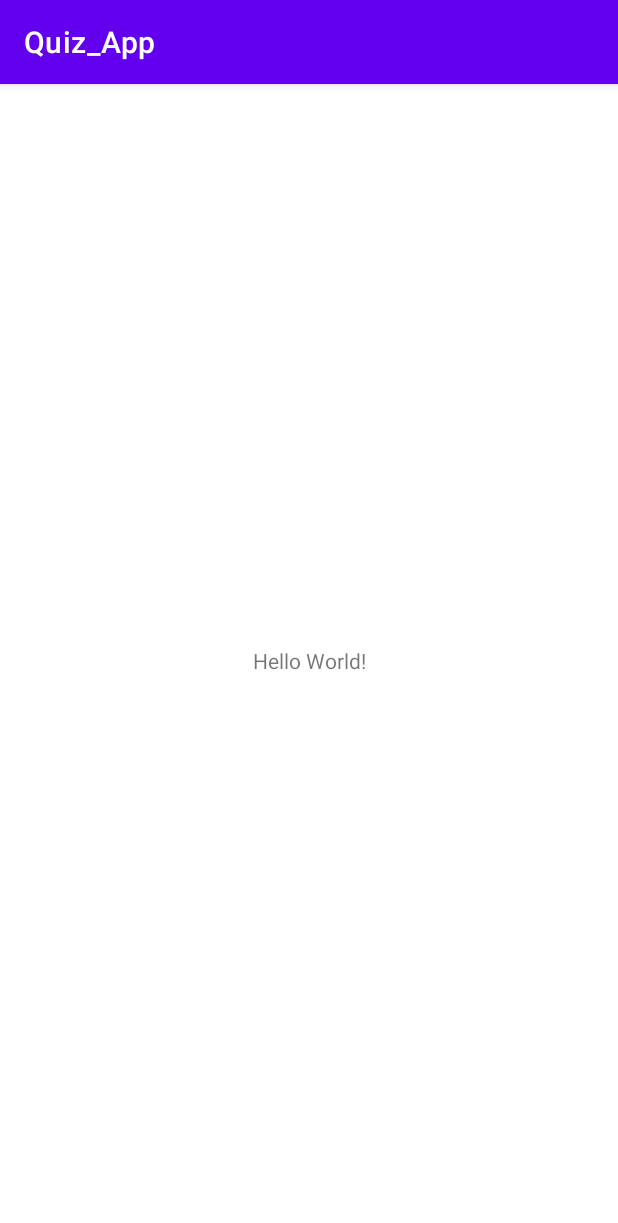
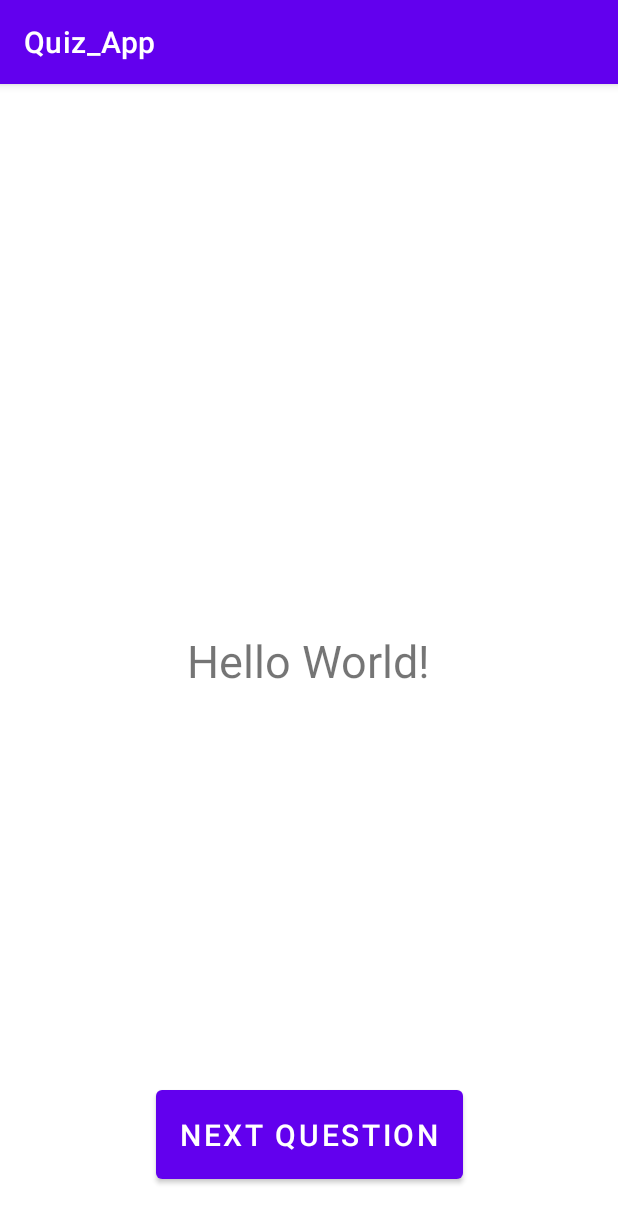
Before and after one commit to Christer-Muntean/QuizAPP, an Android app: the screen it shows after launch (MainActivity), on a phone screen of 412 x 824 dp. Shown: the top 1223 px of the screen. Run offline under Robolectric (Android 15) with nearby library versions, the phone set to English and light mode, and no system bars; our stand-ins replace Volley; libraries missing offline, so code that uses them is left out: com.beust.klaxon.

Commit message:
quiz app complete

```diff
--- a/app/build.gradle
+++ b/app/build.gradle
@@ -1,6 +1,7 @@
 plugins {
     id 'com.android.application'
     id 'kotlin-android'
+    id 'kotlin-android-extensions'
 }
 
 android {
@@ -42,4 +43,6 @@ dependencies {
     testImplementation 'junit:junit:4.+'
     androidTestImplementation 'androidx.test.ext:junit:1.1.2'
     androidTestImplementation 'androidx.test.espresso:espresso-core:3.3.0'
+    implementation 'com.android.volley:volley:1.1.1'
+    implementation 'com.beust:klaxon:5.0.1'
 }
--- a/app/src/main/AndroidManifest.xml
+++ b/app/src/main/AndroidManifest.xml
@@ -1,6 +1,8 @@
 <?xml version="1.0" encoding="utf-8"?>
 <manifest xmlns:android="http://schemas.android.com/apk/res/android"
     package="com.example.quiz_app">
+
+    <uses-permission android:name="android.permission.INTERNET"/>
 
     <application
         android:allowBackup="true"
--- /dev/null
+++ b/app/src/main/java/com/example/quiz_app/Question.kt
@@ -0,0 +1,4 @@
+package com.example.quiz_app
+
+class Question(val question: String, val answer: String) {
+}
--- /dev/null
+++ b/app/src/main/java/com/example/quiz_app/QuestionInterface.kt
@@ -0,0 +1,6 @@
+package com.example.quiz_app
+
+interface QuestionInterface {
+    fun onQuestionReceived(question: Question)
+    fun allQuestionComplete()
+}
--- a/app/src/main/res/layout/activity_main.xml
+++ b/app/src/main/res/layout/activity_main.xml
@@ -7,12 +7,26 @@
     tools:context=".MainActivity">
 
     <TextView
+        android:id="@+id/question_textView"
         android:layout_width="wrap_content"
         android:layout_height="wrap_content"
         android:text="Hello World!"
+        android:textSize="30sp"
         app:layout_constraintBottom_toBottomOf="parent"
         app:layout_constraintLeft_toLeftOf="parent"
         app:layout_constraintRight_toRightOf="parent"
         app:layout_constraintTop_toTopOf="parent" />
 
+    <Button
+        android:id="@+id/question_button"
+        android:layout_width="wrap_content"
+        android:layout_height="wrap_content"
+        android:layout_marginBottom="32dp"
+        android:padding="16dp"
+        android:text="Next question"
+        android:textSize="20sp"
+        app:layout_constraintBottom_toBottomOf="parent"
+        app:layout_constraintEnd_toEndOf="parent"
+        app:layout_constraintStart_toStartOf="parent" />
+
 </androidx.constraintlayout.widget.ConstraintLayout>
```
Also changed, not shown: app/src/main/java/com/example/quiz_app/ApiService.kt (added, +51 -0 lines), app/src/main/java/com/example/quiz_app/MainActivity.kt (+28 -0 lines).
